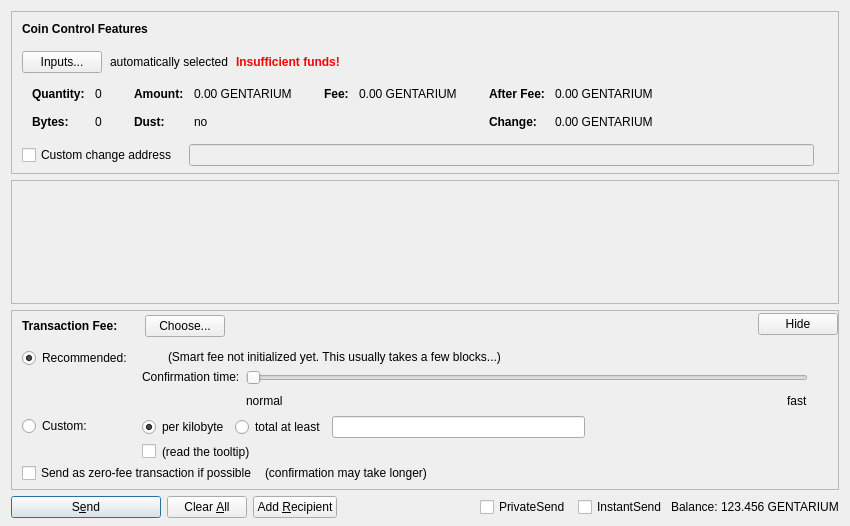
dimon-280894/simple-coin, file src/qt/forms/sendcoinsdialog.ui: the form before one commit.
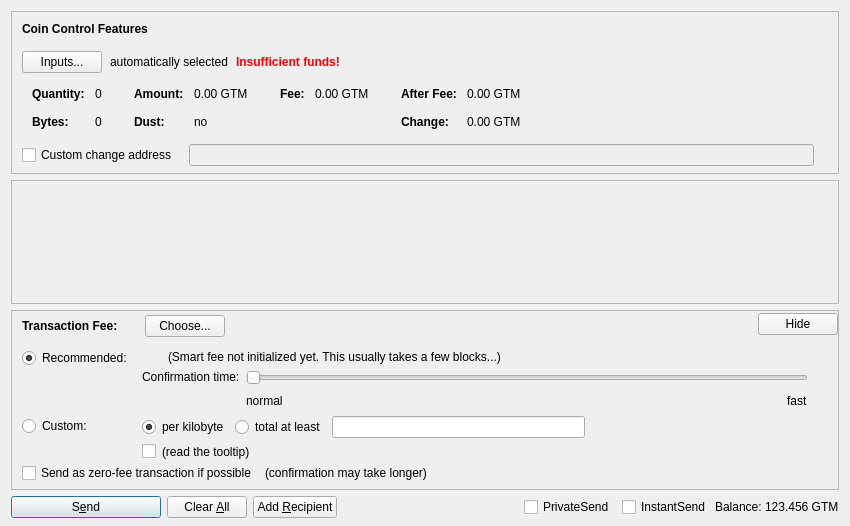
The form after the commit. Custom widgets are drawn as their Qt base class.

```diff
--- a/src/qt/forms/sendcoinsdialog.ui
+++ b/src/qt/forms/sendcoinsdialog.ui
@@ -324,7 +324,7 @@
                   <enum>Qt::ActionsContextMenu</enum>
                  </property>
                  <property name="text">
-                  <string notr="true">0.00 GENTARIUM</string>
+                  <string notr="true">0.00 GTM</string>
                  </property>
                  <property name="textInteractionFlags">
                   <set>Qt::LinksAccessibleByMouse|Qt::TextSelectableByKeyboard|Qt::TextSelectableByMouse</set>
@@ -404,7 +404,7 @@
                   <enum>Qt::ActionsContextMenu</enum>
                  </property>
                  <property name="text">
-                  <string notr="true">0.00 GENTARIUM</string>
+                  <string notr="true">0.00 GTM</string>
                  </property>
                  <property name="textInteractionFlags">
                   <set>Qt::LinksAccessibleByMouse|Qt::TextSelectableByKeyboard|Qt::TextSelectableByMouse</set>
@@ -455,7 +455,7 @@
                   <enum>Qt::ActionsContextMenu</enum>
                  </property>
                  <property name="text">
-                  <string notr="true">0.00 GENTARIUM</string>
+                  <string notr="true">0.00 GTM</string>
                  </property>
                  <property name="textInteractionFlags">
                   <set>Qt::LinksAccessibleByMouse|Qt::TextSelectableByKeyboard|Qt::TextSelectableByMouse</set>
@@ -484,7 +484,7 @@
                   <enum>Qt::ActionsContextMenu</enum>
                  </property>
                  <property name="text">
-                  <string notr="true">0.00 GENTARIUM</string>
+                  <string notr="true">0.00 GTM</string>
                  </property>
                  <property name="textInteractionFlags">
                   <set>Qt::LinksAccessibleByMouse|Qt::TextSelectableByKeyboard|Qt::TextSelectableByMouse</set>
@@ -1337,7 +1337,7 @@
           <cursorShape>IBeamCursor</cursorShape>
          </property>
          <property name="text">
-          <string notr="true">123.456 GENTARIUM</string>
+          <string notr="true">123.456 GTM</string>
          </property>
          <property name="textInteractionFlags">
           <set>Qt::LinksAccessibleByMouse|Qt::TextSelectableByKeyboard|Qt::TextSelectableByMouse</set>
```
